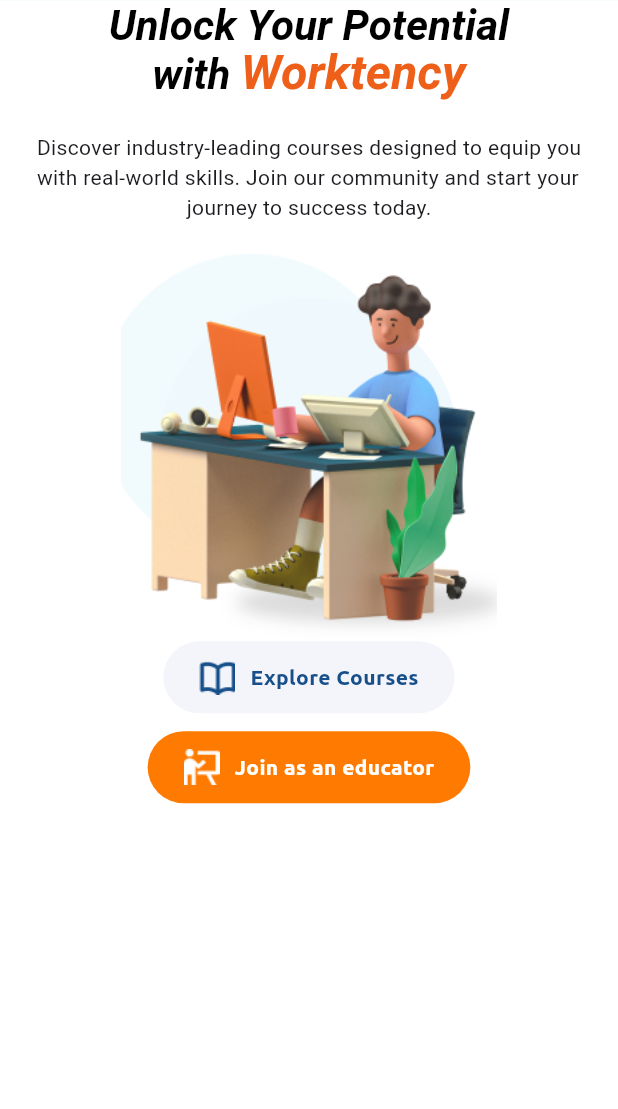
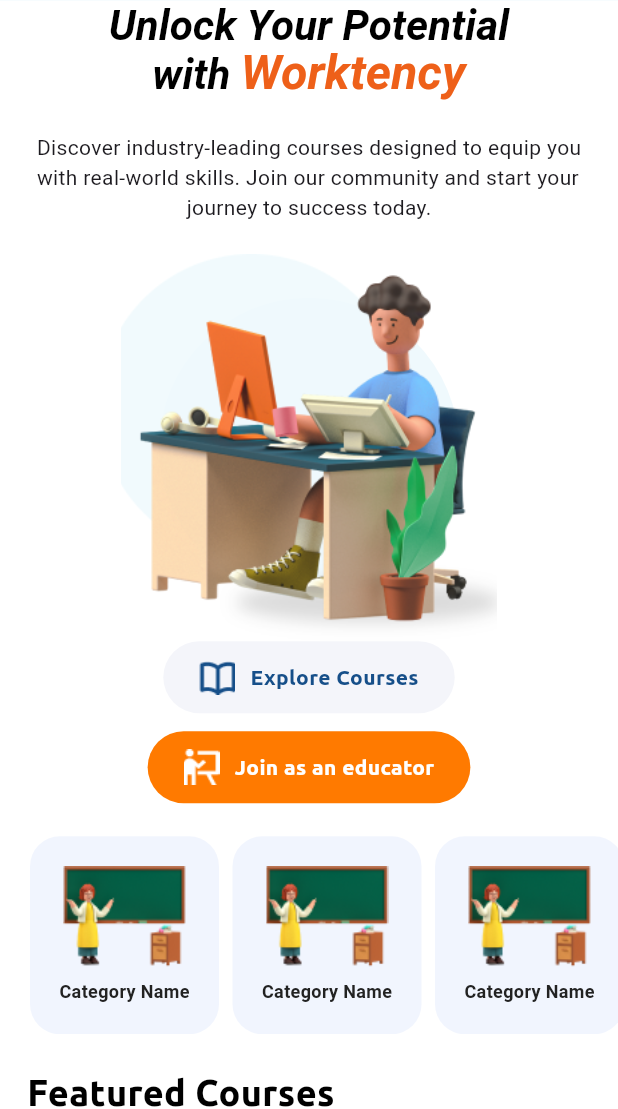
Before and after one commit to gitmeas02/Mobile, a Flutter app: the screen it shows after launch, on a phone screen of 412 x 824 dp, the part 127-1236 px from its top. Run offline on Flutter 3.47's test engine with Material 3 defaults, Android fonts, the phone set to English and light mode, and no system bars; Roboto replaces fonts that are missing (Georgia); project files that could hold a hidden picture were left out.

Commit message:
New Update

```diff
--- a/lib/pages/home_page.dart
+++ b/lib/pages/home_page.dart
@@ -2,9 +2,11 @@ import 'package:flutter/material.dart';
 import 'package:tp4_flutter/theme/colors.dart';
 import 'package:tp4_flutter/widgets/avatar.dart';
 import 'package:tp4_flutter/widgets/button_widget.dart';
+import 'package:tp4_flutter/widgets/category_widget.dart';
 import 'package:tp4_flutter/widgets/header_widget.dart';
 import 'package:tp4_flutter/widgets/quote_text.dart';
 import 'package:tp4_flutter/widgets/small_description.dart';
+import 'package:tp4_flutter/widgets/tab_bar.dart';
 
 class HomePage extends StatefulWidget {
   const HomePage({super.key});
@@ -26,22 +28,16 @@ class _HomePageState extends State<HomePage> {
               Padding(
                 padding: const EdgeInsets.symmetric(horizontal: 43.0),
                 child: Column(
-                    // mainAxisAlignment: MainAxisAlignment.center,
-                    // crossAxisAlignment: CrossAxisAlignment.center,
                 children: [
                   SizedBox(width: 48),
-                     // Custom widget for the quote text
                   QuoteText(),
                   SizedBox(height: 22),
                 ],
                 ),
               ),
-               // small decription
               SmallDescriptionWidget(),
               SizedBox(height: 21),
-              // Avatar widget
               Avatar(),
-              // button 2
               Align(
                 alignment: Alignment.center,
                 child: ButtonWidget(
@@ -52,7 +48,6 @@ class _HomePageState extends State<HomePage> {
                 ),
               ),
               SizedBox(height: 12),
-              // button 3
               Align(
                 alignment: Alignment.center,
                 child: ButtonWidget(
@@ -62,6 +57,43 @@ class _HomePageState extends State<HomePage> {
                 textColor: AppColors.backgroundColor.value.toString(),
                 ),
               ),
+              SizedBox(height: 22),
+              Padding(
+                padding: EdgeInsets.only(left: 20),
+                child: SingleChildScrollView(
+                scrollDirection: Axis.horizontal,
+                child: Row(
+                  children: [
+                  CategoryWidget(),
+                  SizedBox(width: 9),
+                  CategoryWidget(),
+                  SizedBox(width: 9),
+                  CategoryWidget(),
+                  SizedBox(width: 9),
+                  CategoryWidget(),
+                  SizedBox(width: 9),
+                  CategoryWidget(),
+                  SizedBox(width: 9),
+                  CategoryWidget(),
+                  ],
+                ),
+                ),
+              ),
+              SizedBox(height: 22),
+              Padding(
+                padding: const EdgeInsets.only(left: 18),
+                child: Text(
+                'Featured Courses',
+                style: TextStyle(
+                  fontSize: 24,
+                  fontWeight: FontWeight.w700,
+                  color: Colors.black,
+                  fontFamily: 'Ubuntu',
+                ),
+                ),
+              ),
+              SizedBox(height: 12),
+                TabBarWidget()
               ],
             ),
             ),
--- /dev/null
+++ b/lib/widgets/category_widget.dart
@@ -0,0 +1,39 @@
+import 'package:flutter/material.dart';
+
+class CategoryWidget extends StatelessWidget {
+  const CategoryWidget({super.key});
+
+  @override
+  Widget build(BuildContext context) {
+    return GestureDetector(
+      onTap: () {},
+      child: Container(
+        alignment: Alignment.center,
+        width: 126,
+        height: 132,
+        decoration: BoxDecoration(
+          color: const Color(0x176892F1), // 0x17 = 9% opacity
+          borderRadius: BorderRadius.circular(20),
+        ),
+        child: Padding(
+          padding: const EdgeInsets.all(8.0),
+          child: Column(
+            mainAxisAlignment: MainAxisAlignment.center,
+            children: [
+              Image.asset('assets/images/avatar2.png'),
+              const SizedBox(height: 8),
+              const Text(
+                "Category Name",
+                style: TextStyle(
+                  fontSize: 12,
+                  fontWeight: FontWeight.w700,
+                  color: Color(0xFF222222), // Replace with your desired color
+                ),
+              ),
+            ],
+          ),
+        ),
+      ),
+    );
+  }
+}
```
Also changed, not shown: lib/widgets/resource/course.dart (added, +13 -0 lines), lib/widgets/resource/course_card.dart (added, +67 -0 lines), lib/widgets/resource/resource_card.dart (added, +10 -0 lines), lib/widgets/tab_bar.dart (added, +52 -0 lines). Lines whose indentation alone changed are shown as unchanged.
